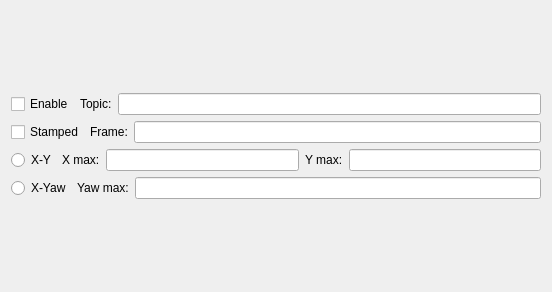
Above: rviz_2d_overlay_plugins/src/teleopwidget.ui from matsuren/rviz_2d_overlay_plugins before the change. Below: the same form after it.
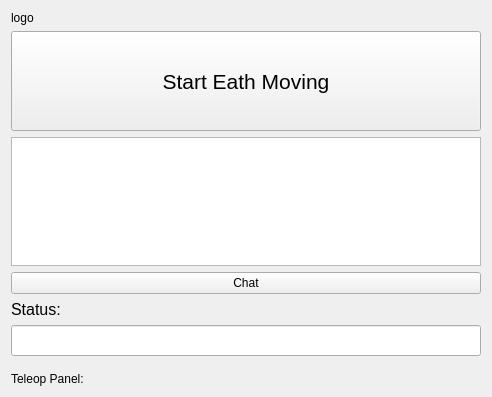
That is the form after the change.

The edit to the form file:
```diff
--- a/rviz_2d_overlay_plugins/src/teleopwidget.ui
+++ b/rviz_2d_overlay_plugins/src/teleopwidget.ui
@@ -6,8 +6,8 @@
    <rect>
     <x>0</x>
     <y>0</y>
-    <width>552</width>
-    <height>292</height>
+    <width>492</width>
+    <height>397</height>
    </rect>
   </property>
   <property name="windowTitle">
@@ -15,108 +15,118 @@
   </property>
   <layout class="QVBoxLayout" name="verticalLayout_2">
    <item>
-    <layout class="QVBoxLayout" name="layout">
-     <item>
-      <layout class="QHBoxLayout" name="horizontalLayout">
-       <item>
-        <widget class="QCheckBox" name="enable_check">
+    <widget class="QLabel" name="logo_label">
          <property name="text">
-          <string>Enable</string>
+      <string>logo</string>
          </property>
         </widget>
        </item>
        <item>
-        <widget class="QLabel" name="topic_label">
-         <property name="text">
-          <string>Topic:</string>
-         </property>
-        </widget>
-       </item>
-       <item>
-        <widget class="QLineEdit" name="topic_edit"/>
-       </item>
-      </layout>
-     </item>
-     <item>
-      <layout class="QHBoxLayout" name="horizontalLayout_2">
-       <item>
-        <widget class="QCheckBox" name="stamped_check">
-         <property name="text">
-          <string>Stamped</string>
-         </property>
-        </widget>
-       </item>
-       <item>
-        <widget class="QLabel" name="topic_label_2">
+    <widget class="QPushButton" name="btn">
+     <property name="sizePolicy">
+      <sizepolicy hsizetype="Preferred" vsizetype="Preferred">
+       <horstretch>0</horstretch>
+       <verstretch>0</verstretch>
+      </sizepolicy>
+     </property>
+     <property name="minimumSize">
+      <size>
+       <width>0</width>
+       <height>100</height>
+      </size>
+     </property>
+     <property name="maximumSize">
+      <size>
+       <width>10000</width>
+       <height>10000</height>
+      </size>
+     </property>
+     <property name="baseSize">
+      <size>
+       <width>100</width>
+       <height>100</height>
+      </size>
+     </property>
+     <property name="font">
+      <font>
+       <pointsize>16</pointsize>
+       <weight>50</weight>
+       <bold>false</bold>
+      </font>
+     </property>
+     <property name="autoFillBackground">
+      <bool>false</bool>
+     </property>
          <property name="text">
-          <string>Frame:</string>
+      <string>Start Eath Moving</string>
          </property>
         </widget>
        </item>
        <item>
-        <widget class="QLineEdit" name="frame_edit"/>
-       </item>
-      </layout>
-     </item>
+    <widget class="QTextEdit" name="textEdit"/>
+   </item>
      <item>
-      <layout class="QHBoxLayout" name="horizontalLayout_3">
-       <item>
-        <widget class="QRadioButton" name="radio1">
+    <widget class="QPushButton" name="chat_btn">
          <property name="text">
-          <string>X-Y</string>
-         </property>
-         <attribute name="buttonGroup">
-          <string notr="true">buttonGroup</string>
-         </attribute>
+      <string>Chat</string>
+     </property>
         </widget>
        </item>
        <item>
         <widget class="QLabel" name="label">
+     <property name="font">
+      <font>
+       <pointsize>12</pointsize>
+      </font>
+     </property>
          <property name="text">
-          <string>X max:</string>
+      <string>Status:</string>
          </property>
         </widget>
        </item>
        <item>
-        <widget class="QLineEdit" name="max1_edit"/>
+    <widget class="QLineEdit" name="status_line">
+     <property name="enabled">
+      <bool>true</bool>
+     </property>
+     <property name="minimumSize">
+      <size>
+       <width>100</width>
+       <height>0</height>
+      </size>
+     </property>
+     <property name="font">
+      <font>
+       <pointsize>14</pointsize>
+      </font>
+     </property>
+     <property name="readOnly">
+      <bool>true</bool>
+     </property>
+    </widget>
+   </item>
+   <item>
+    <spacer name="verticalSpacer">
+     <property name="orientation">
+      <enum>Qt::Vertical</enum>
+     </property>
+     <property name="sizeType">
+      <enum>QSizePolicy::Fixed</enum>
+     </property>
+     <property name="sizeHint" stdset="0">
+      <size>
+       <width>10</width>
+       <height>10</height>
+      </size>
+     </property>
+    </spacer>
        </item>
        <item>
         <widget class="QLabel" name="label_2">
          <property name="text">
-          <string>Y max:</string>
-         </property>
-        </widget>
-       </item>
-       <item>
-        <widget class="QLineEdit" name="max2_edit"/>
-       </item>
-      </layout>
-     </item>
-     <item>
-      <layout class="QHBoxLayout" name="horizontalLayout_4">
-       <item>
-        <widget class="QRadioButton" name="radio2">
-         <property name="text">
-          <string>X-Yaw</string>
-         </property>
-         <attribute name="buttonGroup">
-          <string notr="true">buttonGroup</string>
-         </attribute>
-        </widget>
-       </item>
-       <item>
-        <widget class="QLabel" name="label_3">
-         <property name="text">
-          <string>Yaw max:</string>
-         </property>
-        </widget>
-       </item>
-       <item>
-        <widget class="QLineEdit" name="max3_edit"/>
-       </item>
-      </layout>
-     </item>
-    </layout>
+      <string>Teleop Panel:</string>
+     </property>
+    </widget>
    </item>
   </layout>
  </widget>
```
Left out of the diff: 5 changed lines with no effect on the pictures. Lines whose indentation alone changed are shown as unchanged.
